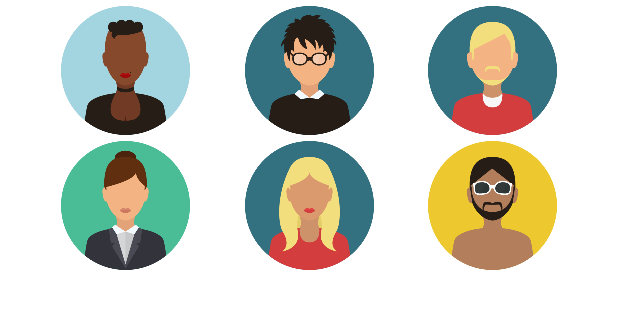
After one commit to MobilerDev/SafeArgsWithNavigation, an Android app: the layout layout_avatar.xml on its own in the app's theme, with its tools: preview values and no code run, on a phone screen of 412 x 824 dp. The commit adds this screen. Shown: the top 309 px of the screen. Run offline under Robolectric (Android 15) with nearby library versions, the phone set to English and light mode, and no system bars.

Commit message:
layout_avatar.xml and layout_informatin_about_character.xml added

```diff
--- /dev/null
+++ b/app/src/main/res/layout/layout_avatar.xml
@@ -0,0 +1,72 @@
+<?xml version="1.0" encoding="utf-8"?>
+<androidx.constraintlayout.widget.ConstraintLayout xmlns:android="http://schemas.android.com/apk/res/android"
+    xmlns:app="http://schemas.android.com/apk/res-auto"
+    android:layout_width="match_parent"
+    android:layout_height="wrap_content"
+    android:padding="4dp">
+
+    <ImageView
+        android:id="@+id/imageView1"
+        android:layout_width="86dp"
+        android:layout_height="86dp"
+        android:layout_marginTop="4dp"
+        app:layout_constraintBottom_toBottomOf="parent"
+        app:layout_constraintEnd_toStartOf="@+id/imageView3"
+        app:layout_constraintStart_toEndOf="@+id/imageView2"
+        app:layout_constraintTop_toBottomOf="@+id/imageView6"
+        app:srcCompat="@drawable/avatar1" />
+
+    <ImageView
+        android:id="@+id/imageView2"
+        android:layout_width="86dp"
+        android:layout_height="86dp"
+        android:layout_marginTop="4dp"
+        app:layout_constraintBottom_toBottomOf="parent"
+        app:layout_constraintEnd_toStartOf="@+id/imageView1"
+        app:layout_constraintStart_toStartOf="parent"
+        app:layout_constraintTop_toBottomOf="@+id/imageView5"
+        app:srcCompat="@drawable/avatar2" />
+
+    <ImageView
+        android:id="@+id/imageView3"
+        android:layout_width="86dp"
+        android:layout_height="86dp"
+        android:layout_marginTop="4dp"
+        app:layout_constraintBottom_toBottomOf="parent"
+        app:layout_constraintEnd_toEndOf="parent"
+        app:layout_constraintStart_toEndOf="@+id/imageView1"
+        app:layout_constraintTop_toBottomOf="@+id/imageView4"
+        app:srcCompat="@drawable/avatar3" />
+
+    <ImageView
+        android:id="@+id/imageView4"
+        android:layout_width="86dp"
+        android:layout_height="86dp"
+        app:layout_constraintBottom_toTopOf="@+id/imageView3"
+        app:layout_constraintEnd_toEndOf="parent"
+        app:layout_constraintStart_toEndOf="@+id/imageView6"
+        app:layout_constraintTop_toTopOf="parent"
+        app:srcCompat="@drawable/avatar4" />
+
+    <ImageView
+        android:id="@+id/imageView5"
+        android:layout_width="86dp"
+        android:layout_height="86dp"
+        app:layout_constraintBottom_toTopOf="@+id/imageView2"
+        app:layout_constraintEnd_toStartOf="@+id/imageView6"
+        app:layout_constraintStart_toStartOf="parent"
+        app:layout_constraintTop_toTopOf="parent"
+        app:srcCompat="@drawable/avatar5" />
+
+    <ImageView
+        android:id="@+id/imageView6"
+        android:layout_width="86dp"
+        android:layout_height="86dp"
+        app:layout_constraintBottom_toTopOf="@+id/imageView1"
+        app:layout_constraintEnd_toStartOf="@+id/imageView4"
+        app:layout_constraintStart_toEndOf="@+id/imageView5"
+        app:layout_constraintTop_toTopOf="parent"
+        app:srcCompat="@drawable/avatar6" />
+
+
+</androidx.constraintlayout.widget.ConstraintLayout>
```
Also changed, not shown: app/src/main/res/layout/layout_informatin_about_character.xml (added, +48 -0 lines), app/src/main/res/values/strings.xml (+22 -2 lines).
